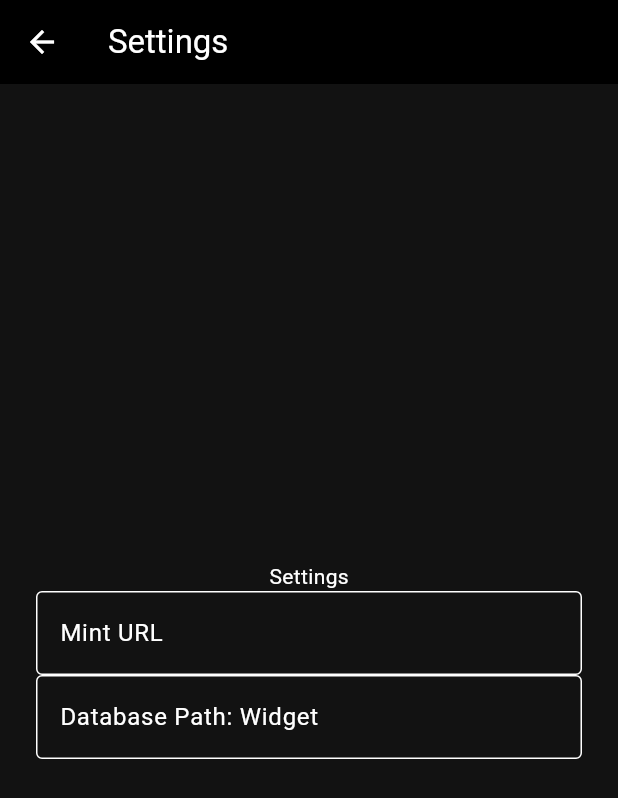
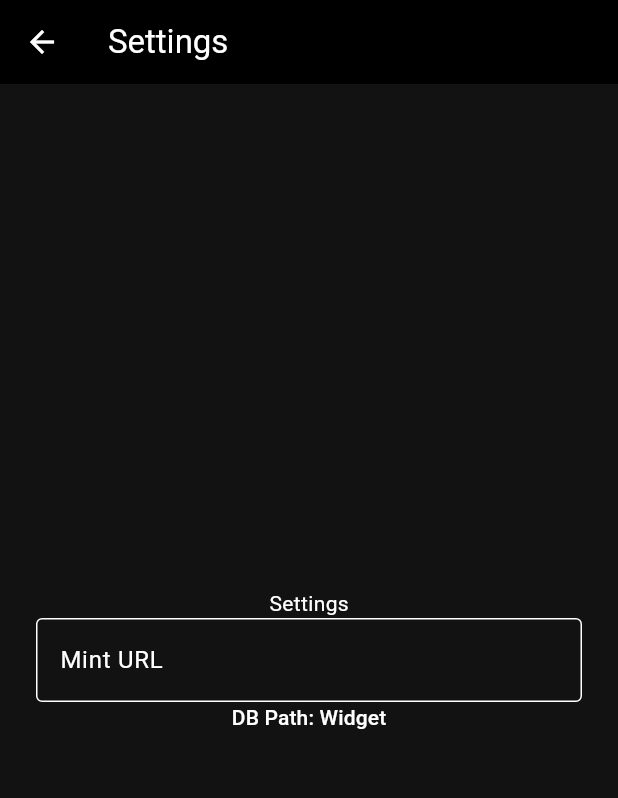
Before and after one commit to ngutech21/moksha, a Flutter app: the SettingsPage screen opened directly, on a phone screen of 412 x 824 dp. Shown: the top 798 px of the screen. Run offline on Flutter 3.47's test engine with Material 2 defaults, Android fonts, the light colour scheme and no system bars; our stand-ins replace flutter_riverpod, qr_flutter, share_plus; missing offline and left inert: dart:ffi, flutter_rust_bridge; statements that could not run were skipped.

```diff
--- a/flutter/lib/pages/settings_page.dart
+++ b/flutter/lib/pages/settings_page.dart
@@ -37,12 +37,10 @@ class SettingsPage extends ConsumerWidget {
                     labelText: 'Mint URL',
                   ),
                 ),
-                TextField(
-                    readOnly: true,
-                    decoration: InputDecoration(
-                      border: const OutlineInputBorder(),
-                      labelText: 'Database Path: $dbPath',
-                    ))
+                Text(
+                  'DB Path: $dbPath',
+                  style: Theme.of(context).textTheme.titleSmall,
+                )
               ],
             ),
           ),
```
Also changed, not shown: flutter/lib/pages/mint_page.dart (+13 -0 lines), flutter/lib/pages/overview_page.dart (+9 -1 lines).
